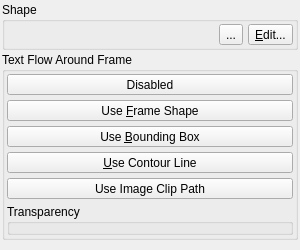
This is scribus/ui/propertiespalette_groupbase.ui in scribusproject/scribus as Qt 5 draws it before an edit. The edited form follows.
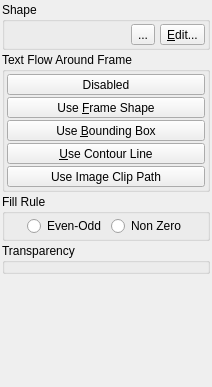
This is the edited form. Custom widgets are drawn as their Qt base class.

Commit message: Allow setting of the "fill rule" for the clipping path of groups.

Patch:
```diff
--- a/scribus/ui/propertiespalette_groupbase.ui
+++ b/scribus/ui/propertiespalette_groupbase.ui
@@ -6,14 +6,14 @@
    <rect>
     <x>0</x>
     <y>0</y>
-    <width>300</width>
-    <height>250</height>
+    <width>212</width>
+    <height>387</height>
    </rect>
   </property>
   <property name="windowTitle">
    <string>Form</string>
   </property>
-  <layout class="QVBoxLayout" name="verticalLayout">
+  <layout class="QVBoxLayout" name="verticalLayout_3">
    <property name="spacing">
     <number>2</number>
    </property>
@@ -77,9 +77,9 @@
      <property name="flat">
       <bool>true</bool>
      </property>
-     <layout class="QVBoxLayout" name="verticalLayout_3">
+     <layout class="QVBoxLayout" name="verticalLayout">
       <property name="spacing">
-       <number>5</number>
+       <number>2</number>
       </property>
       <property name="margin">
        <number>2</number>
@@ -209,6 +209,79 @@
         </attribute>
        </widget>
       </item>
+     </layout>
+    </widget>
+   </item>
+   <item>
+    <widget class="QGroupBox" name="fillRuleGroup">
+     <property name="title">
+      <string>Fill Rule</string>
+     </property>
+     <property name="flat">
+      <bool>true</bool>
+     </property>
+     <layout class="QHBoxLayout" name="horizontalLayout_3">
+      <property name="spacing">
+       <number>5</number>
+      </property>
+      <property name="margin">
+       <number>2</number>
+      </property>
+      <item>
+       <spacer name="horizontalSpacer_2">
+        <property name="orientation">
+         <enum>Qt::Horizontal</enum>
+        </property>
+        <property name="sizeHint" stdset="0">
+         <size>
+          <width>10</width>
+          <height>10</height>
+         </size>
+        </property>
+       </spacer>
+      </item>
+      <item>
+       <widget class="QRadioButton" name="evenOdd">
+        <property name="sizePolicy">
+         <sizepolicy hsizetype="Preferred" vsizetype="Fixed">
+          <horstretch>0</horstretch>
+          <verstretch>0</verstretch>
+         </sizepolicy>
+        </property>
+        <property name="text">
+         <string>Even-Odd</string>
+        </property>
+       </widget>
+      </item>
+      <item>
+       <widget class="QRadioButton" name="nonZero">
+        <property name="sizePolicy">
+         <sizepolicy hsizetype="Preferred" vsizetype="Fixed">
+          <horstretch>0</horstretch>
+          <verstretch>0</verstretch>
+         </sizepolicy>
+        </property>
+        <property name="text">
+         <string>Non Zero</string>
+        </property>
+       </widget>
+      </item>
+      <item>
+       <spacer name="horizontalSpacer_3">
+        <property name="orientation">
+         <enum>Qt::Horizontal</enum>
+        </property>
+        <property name="sizeHint" stdset="0">
+         <size>
+          <width>10</width>
+          <height>10</height>
+         </size>
+        </property>
+       </spacer>
+      </item>
+     </layout>
+    </widget>
+   </item>
       <item>
        <widget class="QGroupBox" name="transparencyGroup">
         <property name="title">
@@ -226,9 +299,6 @@
          </property>
          <item>
           <widget class="Tpalette" name="transPalWidget" native="true"/>
-         </item>
-        </layout>
-       </widget>
       </item>
      </layout>
     </widget>
```
Lines whose indentation alone changed are shown as unchanged. The commit also changes 11 other files.
